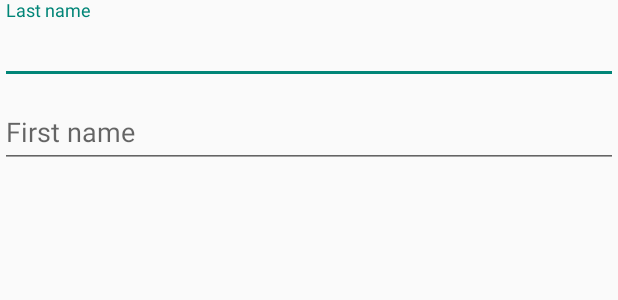
After one commit to OrdonTeam/Mobilization2015, an Android app: the layout second_page_fragment.xml on its own in the app's theme, with its tools: preview values and no code run, on a phone screen of 412 x 824 dp. The commit adds this screen. Shown: the top 300 px of the screen. Run offline under Robolectric (Android 15) with nearby library versions, the phone set to English and light mode, and no system bars.

Commit message:
TextInputLayout

```diff
--- a/mobile/src/main/java/com/mobilization/second/TriplePageAdapter.java
+++ b/mobile/src/main/java/com/mobilization/second/TriplePageAdapter.java
@@ -12,6 +12,9 @@ public final class TriplePageAdapter extends FragmentPagerAdapter {
 
     @Override
     public Fragment getItem(int position) {
+        if (position == 1) {
+            return new SecondPageFragment();
+        }
         return new FirstPageFragment();
     }
 
--- a/mobile/src/main/res/layout/first_page_fragment.xml
+++ b/mobile/src/main/res/layout/first_page_fragment.xml
@@ -2,6 +2,5 @@
 <android.support.v7.widget.RecyclerView
     android:id="@+id/list"
     xmlns:android="http://schemas.android.com/apk/res/android"
-    xmlns:app="http://schemas.android.com/apk/res-auto"
     android:layout_width="match_parent"
     android:layout_height="match_parent"/>
--- /dev/null
+++ b/mobile/src/main/res/layout/second_page_fragment.xml
@@ -0,0 +1,41 @@
+<?xml version="1.0" encoding="utf-8"?>
+<android.support.v4.widget.NestedScrollView
+    xmlns:android="http://schemas.android.com/apk/res/android"
+    android:layout_width="match_parent"
+    android:layout_height="match_parent">
+
+    <ScrollView
+        android:layout_width="match_parent"
+        android:layout_height="match_parent"
+        android:orientation="vertical">
+
+        <LinearLayout
+            android:layout_width="match_parent"
+            android:layout_height="wrap_content"
+            android:orientation="vertical">
+
+            <android.support.design.widget.TextInputLayout
+                android:layout_width="match_parent"
+                android:layout_height="wrap_content">
+
+                <EditText
+                    android:id="@+id/last_name"
+                    android:layout_width="match_parent"
+                    android:layout_height="wrap_content"
+                    android:hint="Last name"/>
+            </android.support.design.widget.TextInputLayout>
+
+            <android.support.design.widget.TextInputLayout
+                android:id="@+id/first_name_layout"
+                android:layout_width="match_parent"
+                android:layout_height="wrap_content">
+
+                <EditText
+                    android:id="@+id/first_name"
+                    android:layout_width="match_parent"
+                    android:layout_height="wrap_content"
+                    android:hint="First name"/>
+            </android.support.design.widget.TextInputLayout>
+        </LinearLayout>
+    </ScrollView>
+</android.support.v4.widget.NestedScrollView>
```
Also changed, not shown: mobile/src/main/java/com/mobilization/second/SecondPageFragment.java (added, +40 -0 lines).
